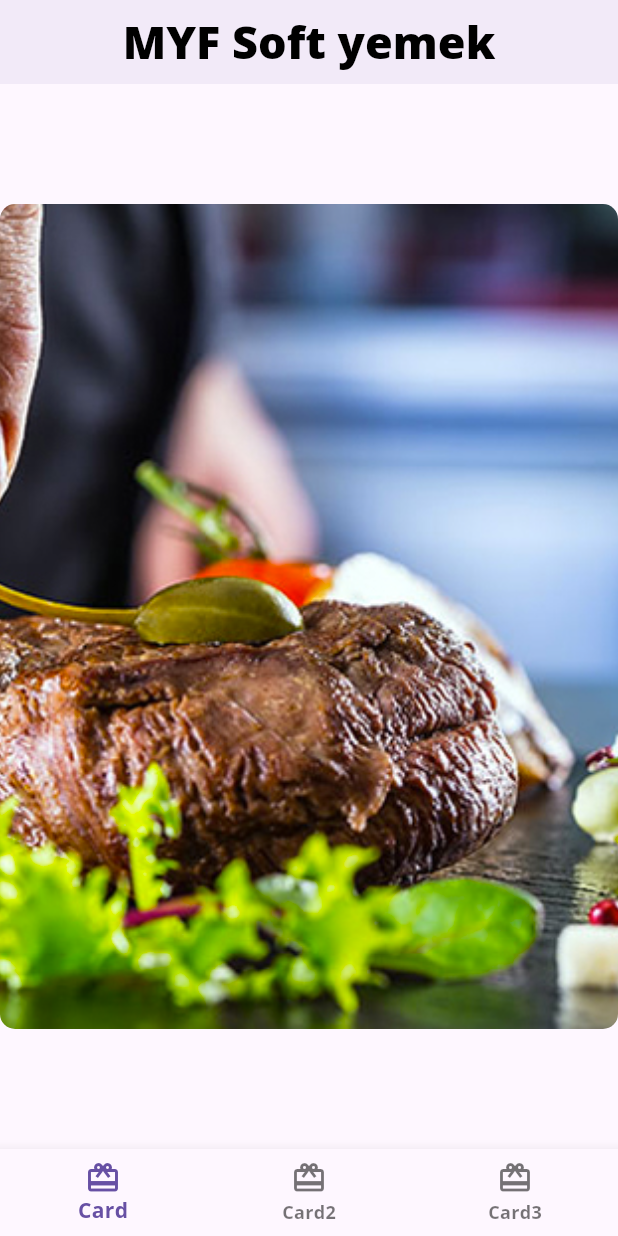
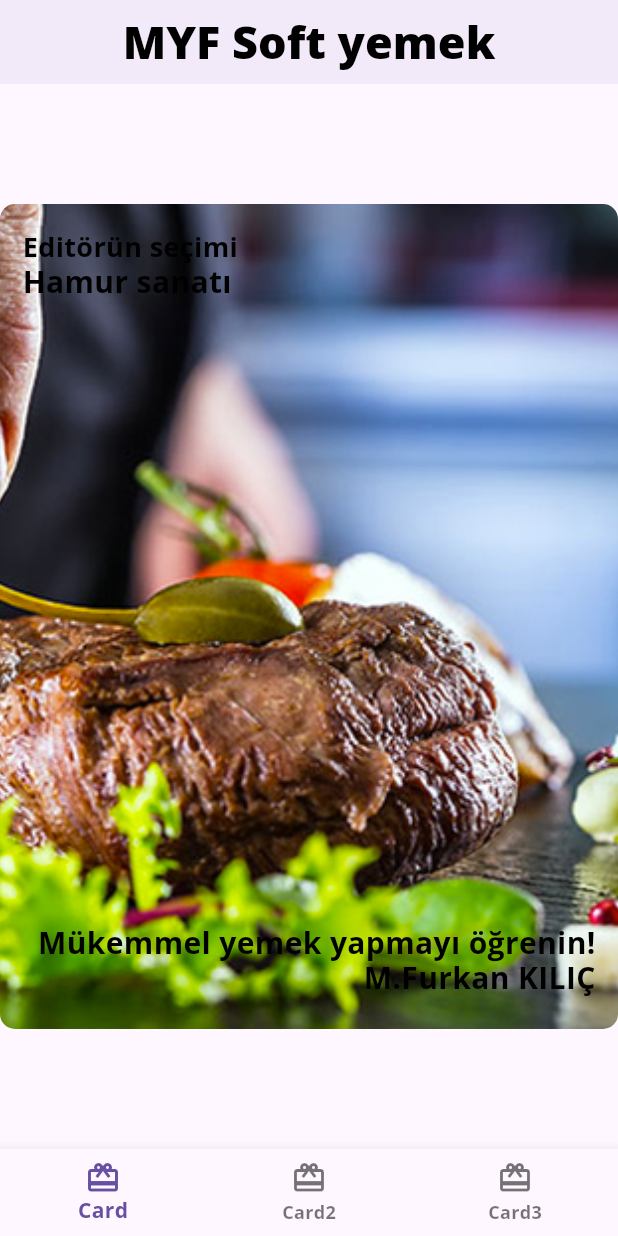
Before and after one commit to 63Furkan63/sifirdan_yayina_proje, a Flutter app: the screen it shows after launch, on a phone screen of 412 x 824 dp. Run offline on Flutter 3.47's test engine with Material 3 defaults, Android fonts, the phone set to English and light mode, and no system bars; our stand-ins replace google_fonts.

Commit message:
card yapısı bitt

```diff
--- a/lib/card1.dart
+++ b/lib/card1.dart
@@ -1,10 +1,11 @@
 import 'package:flutter/material.dart';
+import 'package:myapp/theme_islemleri.dart';
 
 class Card1 extends StatelessWidget {
   const Card1({super.key});
   final String kategori = 'Editörün seçimi';
   final String baslik = 'Hamur sanatı';
-  final String aciklama = 'Mükemmel ekmeği yapmayı öğrenin';
+  final String aciklama = 'Mükemmel yemek yapmayı öğrenin!';
   final String sef = 'M.Furkan KILIÇ';
   @override
   Widget build(BuildContext context) {
@@ -19,6 +20,31 @@ class Card1 extends StatelessWidget {
           ),
           borderRadius: BorderRadius.all(Radius.circular(10)),
         ),
+        child: Stack(
+          children: [
+            Text(kategori, style: TemaIslemleri.acikYaziTema.bodyMedium),
+            Positioned(
+              top: 22,
+              child: Text(
+                baslik,
+                style: TemaIslemleri.acikYaziTema.headlineSmall,
+              ),
+            ),
+            Positioned(
+              bottom: 28,
+              right: 0,
+              child: Text(
+                aciklama,
+                style: TemaIslemleri.acikYaziTema.headlineSmall,
+              ),
+            ),
+            Positioned(
+              bottom: 5,
+              right: 0,
+              child: Text(sef, style: TemaIslemleri.acikYaziTema.headlineSmall),
+            ),
+          ],
+        ),
       ),
     );
   }
```
